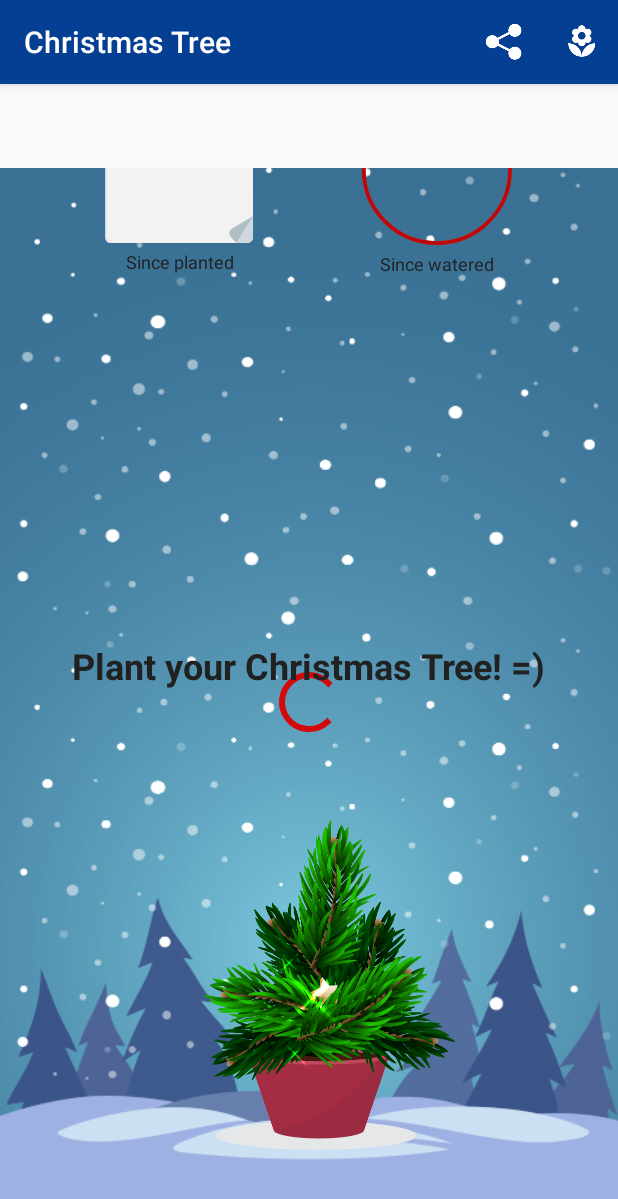
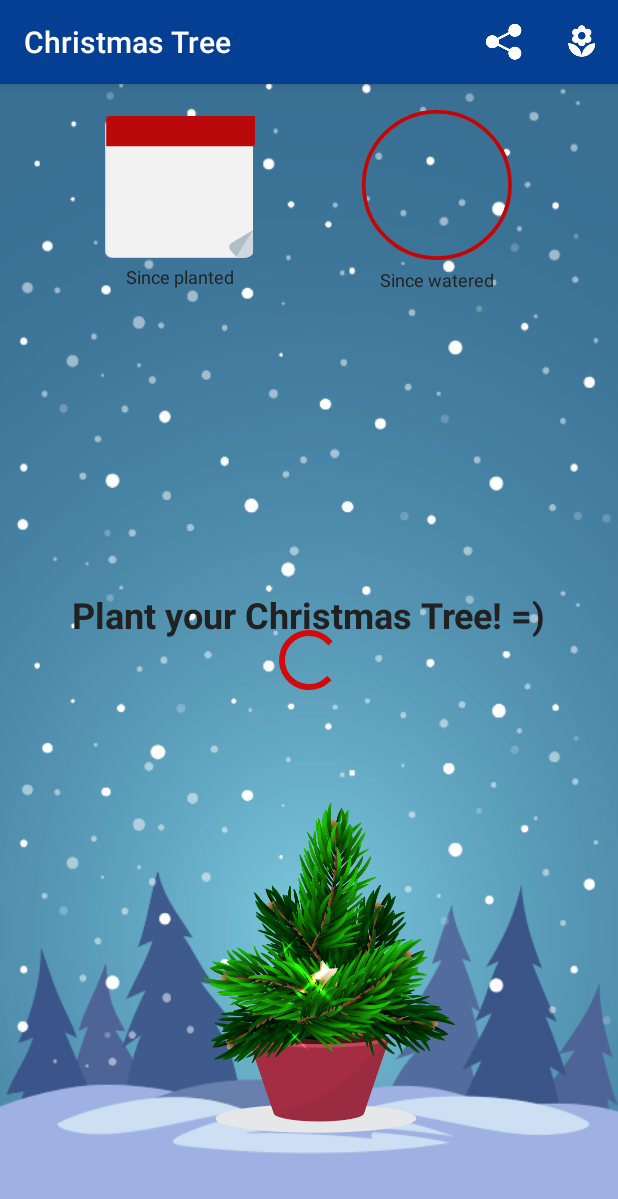
Before and after one commit to Meliai/ChristmasTree, an Android app: the screen it shows after launch (ChristmasTreeActivity), on a phone screen of 412 x 824 dp. Shown: the top 1199 px of the screen. Run offline under Robolectric (Android 15) with nearby library versions, the phone set to English and light mode, and no system bars; our stand-ins replace AdMob, ButterKnife; libraries missing offline, so code that uses them is left out: com.crashlytics.android, io.fabric.sdk; 1 statement that could not run was skipped.

Commit message:
quick fix

```diff
--- a/app/src/main/res/layout/activity_christmas_tree.xml
+++ b/app/src/main/res/layout/activity_christmas_tree.xml
@@ -23,8 +23,7 @@
     android:fitsSystemWindows="true"
     android:orientation="vertical"
     tools:context=".ui.ChristmasTreeActivity"
-    tools:ignore="ContentDescription"
-    android:paddingTop="?actionBarSize">
+    tools:ignore="ContentDescription">
 
     <android.support.constraint.ConstraintLayout
         android:layout_width="match_parent"
@@ -36,11 +35,11 @@
             android:id="@+id/plant_age"
             android:layout_width="wrap_content"
             android:layout_height="wrap_content"
-            app:layout_constraintBottom_toTopOf="parent"
             app:layout_constraintLeft_toLeftOf="parent"
             app:layout_constraintRight_toLeftOf="@+id/water_meter"
             app:layout_constraintTop_toTopOf="parent"
-            app:layout_constraintVertical_bias="0.1">
+            app:layout_constraintVertical_bias="0.1"
+            android:paddingTop="@dimen/fab_margin">
 
             <include layout="@layout/plant_age" />
         </RelativeLayout>
@@ -62,11 +61,11 @@
             android:id="@+id/water_meter"
             android:layout_width="wrap_content"
             android:layout_height="wrap_content"
-            app:layout_constraintBottom_toTopOf="parent"
             app:layout_constraintLeft_toRightOf="@+id/plant_age"
             app:layout_constraintRight_toRightOf="parent"
             app:layout_constraintTop_toTopOf="parent"
-            app:layout_constraintVertical_bias="0.1">
+            app:layout_constraintVertical_bias="0.1"
+            android:paddingTop="@dimen/fab_margin">
 
             <include layout="@layout/water_meter" />
         </RelativeLayout>
```
